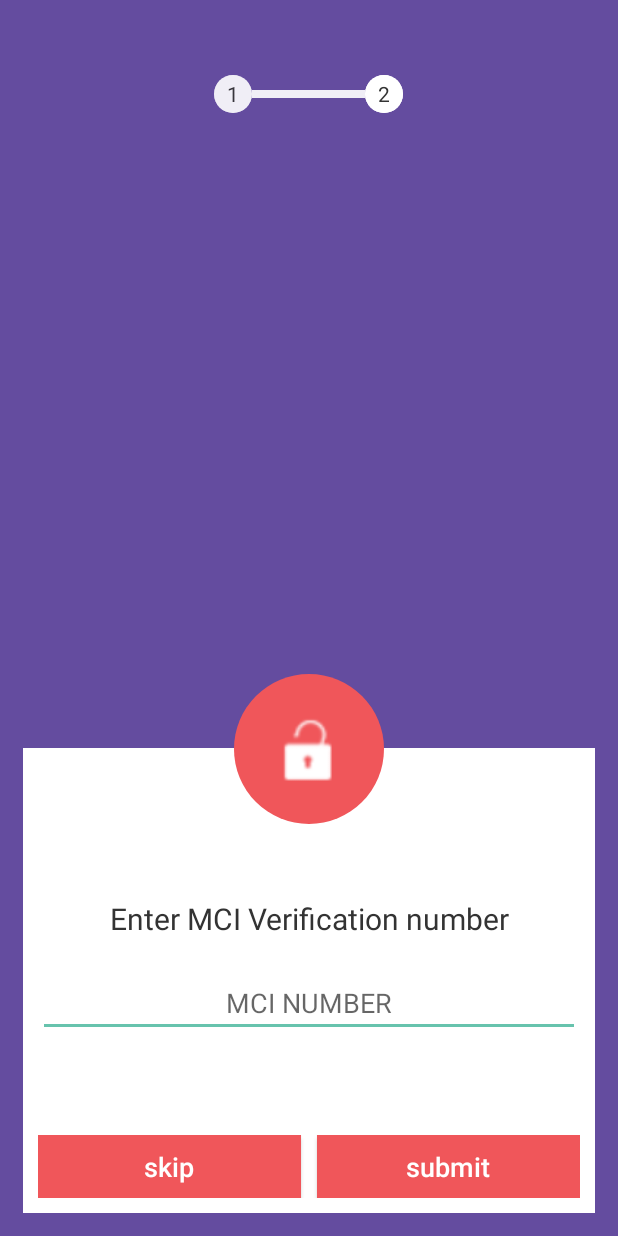
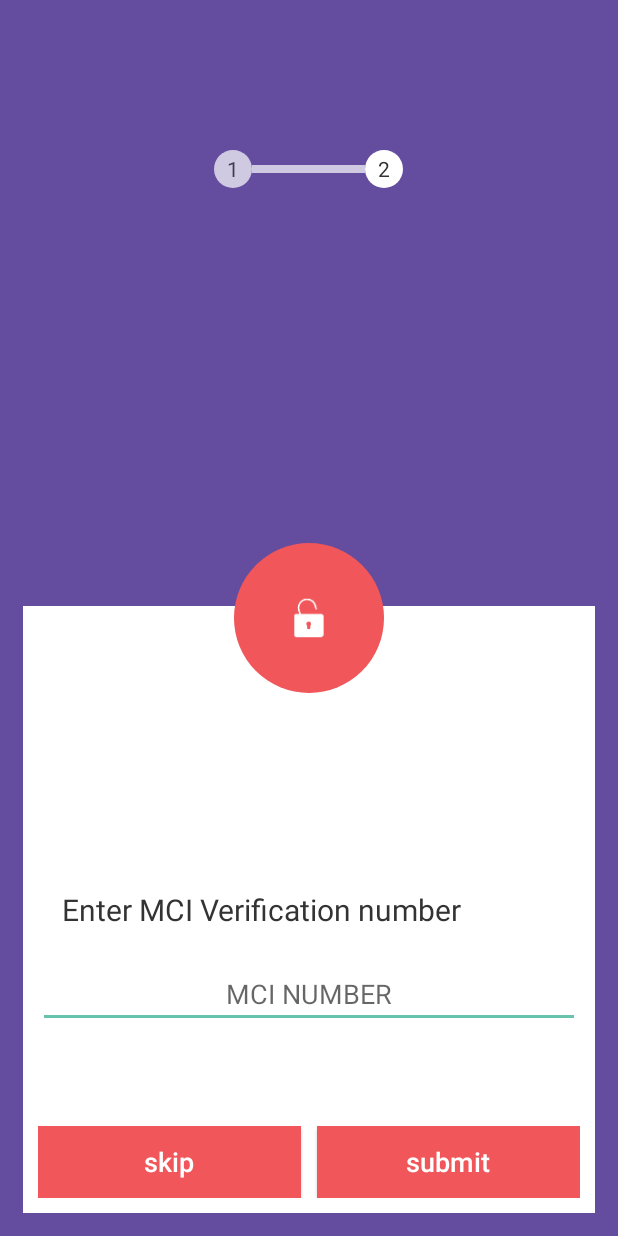
Before and after one commit to SnaphyClients/OrthoPG, an Android app: the layout fragment_mciverification.xml on its own in the app's theme, with its tools: preview values and no code run, on a phone screen of 412 x 824 dp. Run offline under Robolectric (Android 15) with nearby library versions, the light colour scheme and no system bars.

Commit message:
Login and MCI design is being made

```diff
--- a/app/src/main/res/layout/fragment_mciverification.xml
+++ b/app/src/main/res/layout/fragment_mciverification.xml
@@ -7,49 +7,19 @@
     android:background="@color/loginBackground"
     tools:context=".Fragment.MCIVerificationFragment.MCIVerificationFragment">
 
-   <!-- <ImageButton
-        android:id="@+id/fragment_mci_verification_image_button1"
-        android:layout_width="wrap_content"
-        android:layout_height="wrap_content"
-        android:src="@mipmap/cross"
-        android:background="@android:color/transparent"
-        android:layout_alignParentRight="true"
-        android:padding="15dp"/>
-
-    <EditText
-        android:id="@+id/fragment_mci_verification_edittext1"
+    <LinearLayout
         android:layout_width="match_parent"
-        android:layout_height="wrap_content"
-        android:layout_below="@+id/fragment_mci_verification_image_button1"
-        android:background="@android:color/transparent"
-        android:textSize="27sp"
-        android:hint="MCI Verification number"
-        android:textStyle="bold"
-        android:focusable="true"
-        android:paddingRight="20dp"
-        android:paddingLeft="20dp"
-        android:textColor="#999"
-        android:textColorHint="#999">
-        <requestFocus/>
-    </EditText>
-
-    <Button
-        android:id="@+id/fragment_mci_verification_button1"
-        android:layout_width="match_parent"
-        android:layout_height="wrap_content"
-        android:background="@color/colorPrimaryDark"
-        android:textColor="@color/white"
-        android:layout_alignParentBottom="true"
-        android:text="Submit"
-        android:textStyle="bold"
-        android:textSize="17sp"/>-->
+        android:layout_height="match_parent"
+        android:orientation="vertical"
+        android:weightSum="2">
 
    <LinearLayout
        android:layout_width="wrap_content"
-       android:layout_height="wrap_content"
+       android:layout_height="0dp"
        android:orientation="horizontal"
-       android:layout_marginTop="50dp"
-       android:layout_centerHorizontal="true">
+       android:layout_weight="1"
+       android:layout_gravity="center|top"
+       android:gravity="top">
 
       <TextView
           android:layout_width="25dp"
@@ -57,7 +27,8 @@
           android:background="@drawable/circle_white"
           android:text="1"
           android:textColor="#333"
-          android:layout_gravity="center"
+          android:layout_marginTop="100dp"
+          android:layout_gravity="center|top"
           android:gravity="center"
           android:alpha="0.7"
           android:layout_centerHorizontal="true"/>
@@ -65,8 +36,8 @@
       <ImageView
           android:layout_width="75dp"
           android:layout_height="5dp"
+          android:layout_marginTop="110dp"
           android:background="@drawable/rectangle_white"
-          android:layout_gravity="center_vertical"
           android:alpha="0.7"/>
 
       <TextView
@@ -75,44 +46,8 @@
           android:background="@drawable/circle_white"
           android:text="2"
           android:textColor="#333"
-          android:layout_gravity="center"
-          android:gravity="center"
-          android:layout_centerHorizontal="true"/>
-
-   </LinearLayout>
-
-    <LinearLayout
-        android:layout_width="wrap_content"
-        android:layout_height="wrap_content"
-        android:orientation="horizontal"
-        android:layout_marginTop="50dp"
-        android:layout_centerHorizontal="true">
-
-        <TextView
-            android:layout_width="25dp"
-            android:layout_height="25dp"
-            android:background="@drawable/circle_white"
-            android:text="1"
-            android:textColor="#333"
-            android:layout_gravity="center"
-            android:gravity="center"
-            android:alpha="0.7"
-            android:layout_centerHorizontal="true"/>
-
-        <ImageView
-            android:layout_width="75dp"
-            android:layout_height="5dp"
-            android:background="@drawable/rectangle_white"
-            android:layout_gravity="center_vertical"
-            android:alpha="0.7"/>
-
-        <TextView
-            android:layout_width="25dp"
-            android:layout_height="25dp"
-            android:background="@drawable/circle_white"
-            android:text="2"
-            android:textColor="#333"
-            android:layout_gravity="center"
+          android:layout_marginTop="100dp"
+          android:layout_gravity="center|top"
           android:gravity="center"
           android:layout_centerHorizontal="true"/>
 
@@ -121,21 +56,21 @@
 
     <RelativeLayout
         android:layout_width="wrap_content"
-        android:layout_height="450dp"
-        android:layout_alignParentBottom="true"
-        android:layout_alignParentLeft="true"
-        android:layout_alignParentStart="true">
+        android:layout_height="0dp"
+        android:layout_weight="1"
+        android:background="@color/white"
+        android:layout_marginLeft="15dp"
+        android:layout_marginRight="15dp"
+        android:layout_marginBottom="15dp">
 
-        <RelativeLayout
+        <LinearLayout
 
             android:layout_width="match_parent"
-            android:layout_height="310dp"
-            android:layout_margin="15dp"
+            android:layout_height="wrap_content"
             android:layout_alignParentBottom="true"
-            android:background="@color/white"
-            android:paddingTop="100dp"
             android:paddingLeft="10dp"
             android:paddingRight="10dp"
+            android:orientation="vertical"
             android:paddingBottom="10dp">
 
             <TextView
@@ -194,17 +129,20 @@
 
             </LinearLayout>
 
+        </LinearLayout>
+
     </RelativeLayout>
+
+    </LinearLayout>
 
     <ImageView
         android:layout_width="100dp"
         android:layout_height="100dp"
         android:background="@drawable/circle"
-            android:src="@drawable/open_lock"
+        android:src="@mipmap/unlock"
         android:padding="28dp"
         android:layout_marginTop="75dp"
+        android:layout_centerInParent="true"
         android:layout_centerHorizontal="true"/>
 
 </RelativeLayout>
-
-</RelativeLayout>
```
Also changed, not shown: app/src/main/res/layout/fragment_login.xml (+43 -85 lines), app/src/main/lock-web.png, app/src/main/res/mipmap-hdpi/lock.png, app/src/main/res/mipmap-mdpi/lock.png, app/src/main/res/mipmap-xhdpi/lock.png, app/src/main/res/mipmap-xxhdpi/lock.png, app/src/main/res/mipmap-xxxhdpi/lock.png. Lines whose indentation alone changed are shown as unchanged.
